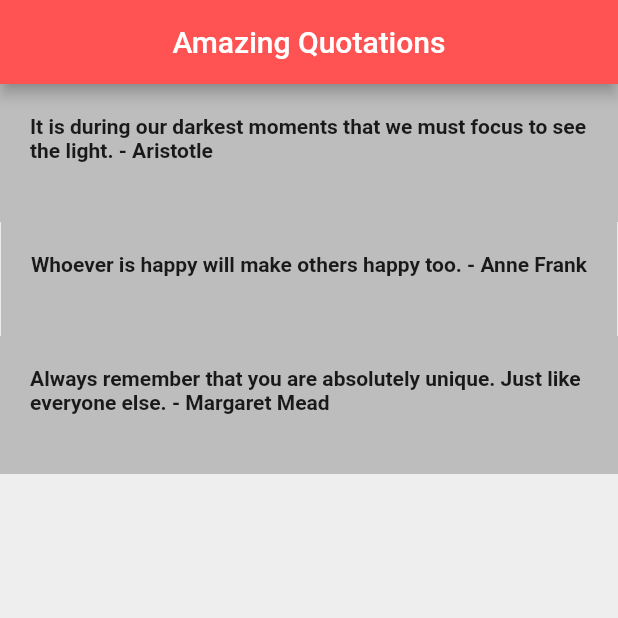
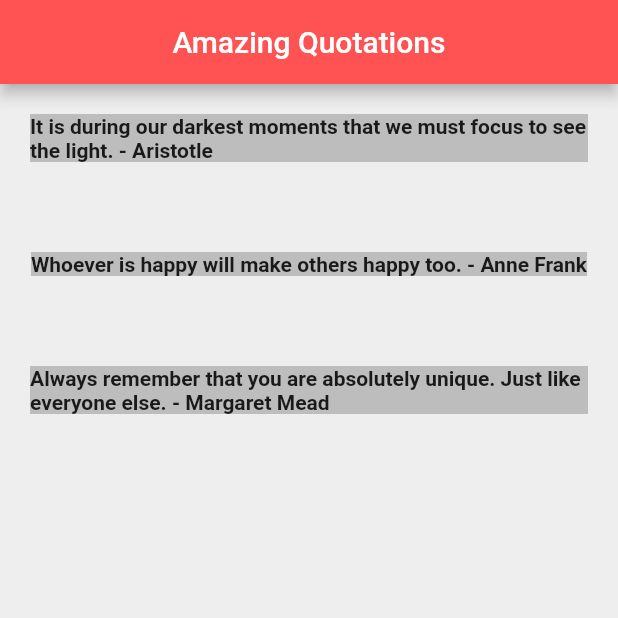
Before and after one commit to Um-e-Hani/FlutterQuotesApp, a Flutter app: the screen it shows after launch, on a phone screen of 412 x 824 dp, the top half of it. Run offline on Flutter 3.47's test engine with Material 2 defaults, Android fonts, the phone set to English and light mode, and no system bars.

```diff
--- a/lib/main.dart
+++ b/lib/main.dart
@@ -28,14 +28,15 @@ class _QuoteListState extends State<QuoteList> {
       body: Column(
         children: quotes
             .map((quote) => Container(
-                color: Colors.grey[400],
                 padding: EdgeInsets.all(20.0),
                 child: Column(
                   children: <Widget>[
-                    Text(
-                      "${quote.text} - ${quote.author}",
-                      style: TextStyle(fontWeight: FontWeight.bold),
-                    ),
+                    Container(
+                        color: Colors.grey[400],
+                        child: Text(
+                          "${quote.text} - ${quote.author}",
+                          style: TextStyle(fontWeight: FontWeight.bold),
+                        )),
                     SizedBox(
                       height: 20.0,
                     ),
```
Also changed, not shown: 1 other file.
